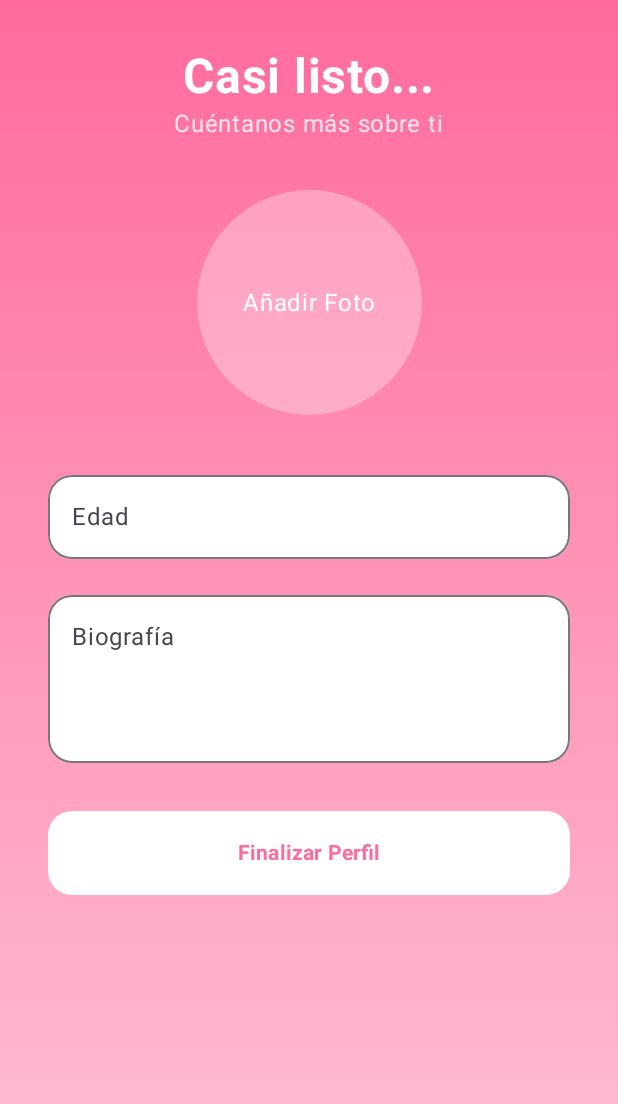
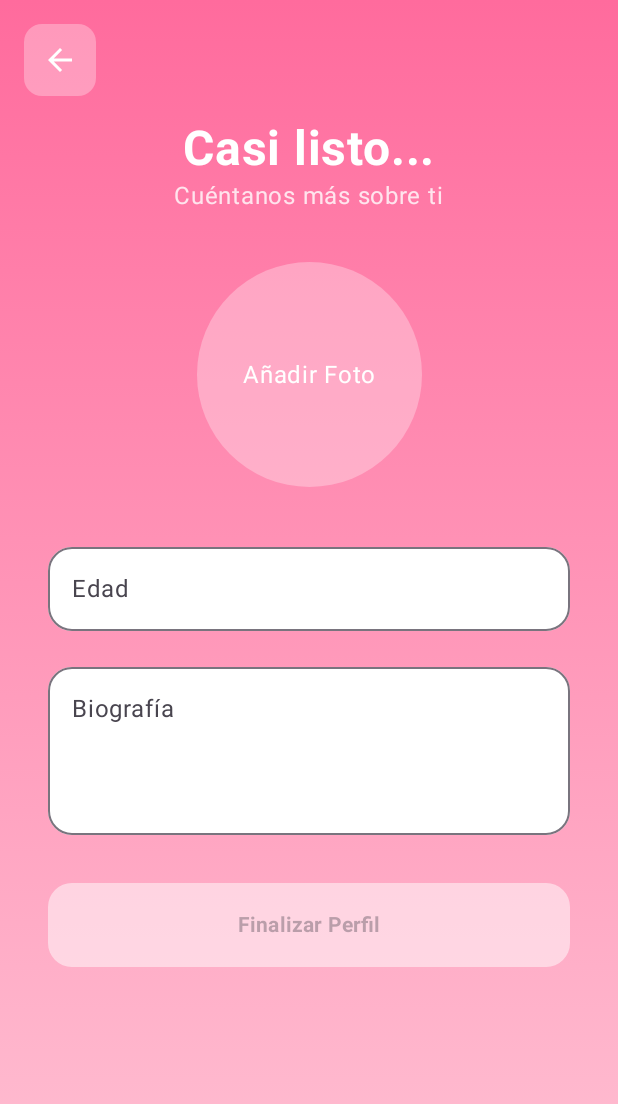
Before and after one commit to charlesog/FlirtFLip, an Android app built with Jetpack Compose: the CompleteProfileScreen screen opened through its navigation route, on a phone screen of 412 x 824 dp. Shown: the top 1104 px of the screen. Run offline under Robolectric (Android 15) with nearby library versions, the phone set to English and light mode, and no system bars; our stand-ins replace Firebase (no records; nobody signed in at launch, a user with empty details on screens opened directly).

Commit message:
fix loginFormScreen, CompleteProfileScreen and AppNavigation

```diff
--- a/app/src/main/java/com/example/flirtflip/ui/navigation/AppNavigation.kt
+++ b/app/src/main/java/com/example/flirtflip/ui/navigation/AppNavigation.kt
@@ -10,14 +10,14 @@ import androidx.navigation.compose.rememberNavController
 import com.example.flirtflip.ui.screens.LoginFormScreen
 import com.example.flirtflip.ui.screens.LoginScreen
 import com.example.flirtflip.ui.screens.SignUpScreen
-import com.example.flirtflip.ui.screens.CompleteProfileScreen // Importa tu nueva pantalla
+import com.example.flirtflip.ui.screens.CompleteProfileScreen
 
-// 1. Definición de rutas actualizada
+// 1. Definición de rutas
 sealed class Screen(val route: String) {
     object Welcome : Screen("welcome")
     object Login : Screen("login")
     object SignUp : Screen("signup")
-    object CompleteProfile : Screen("complete_profile") // Nueva ruta
+    object CompleteProfile : Screen("complete_profile")
     object Home : Screen("home")
 }
 
@@ -42,7 +42,6 @@ fun AppNavigation() {
             LoginFormScreen(
                 onBackClick = { navController.popBackStack() },
                 onLoginSuccess = {
-                    // Ahora redirigimos a completar perfil antes del Home
                     navController.navigate(Screen.CompleteProfile.route) {
                         popUpTo(Screen.Welcome.route) { inclusive = true }
                     }
@@ -55,7 +54,6 @@ fun AppNavigation() {
             SignUpScreen(
                 onBackClick = { navController.popBackStack() },
                 onSignUpSuccess = {
-                    // Ahora redirigimos a completar perfil antes del Home
                     navController.navigate(Screen.CompleteProfile.route) {
                         popUpTo(Screen.Welcome.route) { inclusive = true }
                     }
@@ -63,11 +61,12 @@ fun AppNavigation() {
             )
         }
 
-        // 2. NUEVA Pantalla: Completar Perfil
+        // --- CORRECCIÓN AQUÍ ---
         composable(Screen.CompleteProfile.route) {
             CompleteProfileScreen(
+                // PASAMOS LA FUNCIÓN PARA QUE EL BOTÓN FUNCIONE:
+                onBackClick = { navController.popBackStack() },
                 onCompleteSuccess = {
-                    // Una vez completado, ahora sí vamos al Home
                     navController.navigate(Screen.Home.route) {
                         popUpTo(Screen.CompleteProfile.route) { inclusive = true }
                     }
--- a/app/src/main/java/com/example/flirtflip/ui/screens/CompleteProfileScreen.kt
+++ b/app/src/main/java/com/example/flirtflip/ui/screens/CompleteProfileScreen.kt
@@ -9,6 +9,9 @@ import androidx.compose.foundation.clickable
 import androidx.compose.foundation.layout.*
 import androidx.compose.foundation.shape.CircleShape
 import androidx.compose.foundation.shape.RoundedCornerShape
+import androidx.compose.foundation.text.KeyboardOptions
+import androidx.compose.material.icons.Icons
+import androidx.compose.material.icons.filled.ArrowBack
 import androidx.compose.material3.*
 import androidx.compose.runtime.*
 import androidx.compose.ui.Alignment
@@ -19,6 +22,7 @@ import androidx.compose.ui.graphics.Color
 import androidx.compose.ui.layout.ContentScale
 import androidx.compose.ui.platform.LocalContext
 import androidx.compose.ui.text.font.FontWeight
+import androidx.compose.ui.text.input.KeyboardType
 import androidx.compose.ui.unit.dp
 import androidx.compose.ui.unit.sp
 import coil.compose.AsyncImage
@@ -27,17 +31,22 @@ import com.google.firebase.firestore.FirebaseFirestore
 
 @Composable
 fun CompleteProfileScreen(
+    onBackClick: () -> Unit = {}, // Función que se ejecuta al pulsar volver
     onCompleteSuccess: () -> Unit = {}
 ) {
     var bio by remember { mutableStateOf("") }
     var age by remember { mutableStateOf("") }
     var imageUri by remember { mutableStateOf<Uri?>(null) }
 
+    val ageInt = age.toIntOrNull() ?: 0
+    val isAdult = ageInt >= 18
+    val isAgeEmpty = age.isEmpty()
+    val showError = !isAgeEmpty && !isAdult
+
     val context = LocalContext.current
     val db = FirebaseFirestore.getInstance()
     val auth = FirebaseAuth.getInstance()
 
-    // Selector de fotos de la galería
     val launcher = rememberLauncherForActivityResult(
         contract = ActivityResultContracts.GetContent()
     ) { uri: Uri? -> imageUri = uri }
@@ -48,15 +57,20 @@ fun CompleteProfileScreen(
             .background(Brush.verticalGradient(listOf(Color(0xFFFF6B9D), Color(0xFFFFC2D4))))
     ) {
         Column(
-            modifier = Modifier.fillMaxSize().padding(32.dp),
+            modifier = Modifier
+                .fillMaxSize()
+                .padding(32.dp),
             horizontalAlignment = Alignment.CenterHorizontally
         ) {
+            // Espacio extra para que el botón de volver no tape el título
+            Spacer(modifier = Modifier.height(48.dp))
+
             Text("Casi listo...", fontSize = 32.sp, color = Color.White, fontWeight = FontWeight.Bold)
             Text("Cuéntanos más sobre ti", color = Color.White.copy(alpha = 0.8f))
 
             Spacer(modifier = Modifier.height(32.dp))
 
-            // Círculo para la Foto
+            // Selector de Foto
             Box(
                 modifier = Modifier
                     .size(150.dp)
@@ -82,12 +96,32 @@ fun CompleteProfileScreen(
             // Campo Edad
             OutlinedTextField(
                 value = age,
-                onValueChange = { if (it.length <= 2) age = it },
+                onValueChange = {
+                    if (it.all { char -> char.isDigit() } && it.length <= 2) {
+                        age = it
+                    }
+                },
                 label = { Text("Edad") },
+                placeholder = { Text("Mínimo 18 años") },
                 modifier = Modifier.fillMaxWidth(),
                 shape = RoundedCornerShape(16.dp),
-                colors = OutlinedTextFieldDefaults.colors(focusedContainerColor = Color.White, unfocusedContainerColor = Color.White)
+                isError = showError,
+                keyboardOptions = KeyboardOptions(keyboardType = KeyboardType.Number),
+                colors = OutlinedTextFieldDefaults.colors(
+                    focusedContainerColor = Color.White,
+                    unfocusedContainerColor = Color.White,
+                    errorContainerColor = Color.White
+                )
             )
+
+            if (showError) {
+                Text(
+                    text = "Debes ser mayor de 18 para usar FlirtFlip",
+                    color = Color.Yellow,
+                    style = MaterialTheme.typography.bodySmall,
+                    modifier = Modifier.padding(top = 4.dp)
+                )
+            }
 
             Spacer(modifier = Modifier.height(16.dp))
 
@@ -96,37 +130,66 @@ fun CompleteProfileScreen(
                 value = bio,
                 onValueChange = { bio = it },
                 label = { Text("Biografía") },
-                modifier = Modifier.fillMaxWidth().height(120.dp),
+                modifier = Modifier
+                    .fillMaxWidth()
+                    .height(120.dp),
                 shape = RoundedCornerShape(16.dp),
-                colors = OutlinedTextFieldDefaults.colors(focusedContainerColor = Color.White, unfocusedContainerColor = Color.White)
+                colors = OutlinedTextFieldDefaults.colors(
+                    focusedContainerColor = Color.White,
+                    unfocusedContainerColor = Color.White
+                )
             )
 
             Spacer(modifier = Modifier.height(32.dp))
 
+            // Botón Finalizar
             Button(
                 onClick = {
                     val userId = auth.currentUser?.uid
-                    if (userId != null && age.isNotBlank()) {
+                    if (userId != null && isAdult) {
                         val updates = hashMapOf(
-                            "age" to age,
+                            "age" to ageInt,
                             "bio" to bio,
                             "profileComplete" to true
                         )
                         db.collection("users").document(userId)
                             .update(updates as Map<String, Any>)
-                            .addOnSuccessListener {
-                                onCompleteSuccess()
+                            .addOnSuccessListener { onCompleteSuccess() }
+                            .addOnFailureListener {
+                                Toast.makeText(context, "Error al guardar datos", Toast.LENGTH_SHORT).show()
                             }
                     } else {
-                        Toast.makeText(context, "Dinos tu edad al menos", Toast.LENGTH_SHORT).show()
+                        Toast.makeText(context, "Verifica los datos", Toast.LENGTH_SHORT).show()
                     }
                 },
+                enabled = isAdult,
                 modifier = Modifier.fillMaxWidth().height(56.dp),
-                colors = ButtonDefaults.buttonColors(containerColor = Color.White, contentColor = Color(0xFFFF6B9D)),
+                colors = ButtonDefaults.buttonColors(
+                    containerColor = Color.White,
+                    contentColor = Color(0xFFFF6B9D),
+                    disabledContainerColor = Color.White.copy(alpha = 0.5f)
+                ),
                 shape = RoundedCornerShape(16.dp)
             ) {
                 Text("Finalizar Perfil", fontWeight = FontWeight.Bold)
             }
         }
+
+        // --- BOTÓN DE VOLVER (Capas Superiores del Box) ---
+        Surface(
+            modifier = Modifier
+                .padding(16.dp)
+                .align(Alignment.TopStart),
+            color = Color.White.copy(alpha = 0.3f),
+            shape = RoundedCornerShape(12.dp)
+        ) {
+            IconButton(onClick = onBackClick) {
+                Icon(
+                    imageVector = Icons.Default.ArrowBack,
+                    contentDescription = "Volver",
+                    tint = Color.White
+                )
+            }
+        }
     }
 }
```
Also changed, not shown: app/src/main/java/com/example/flirtflip/ui/screens/LoginFormScreen.kt (+14 -3 lines).
